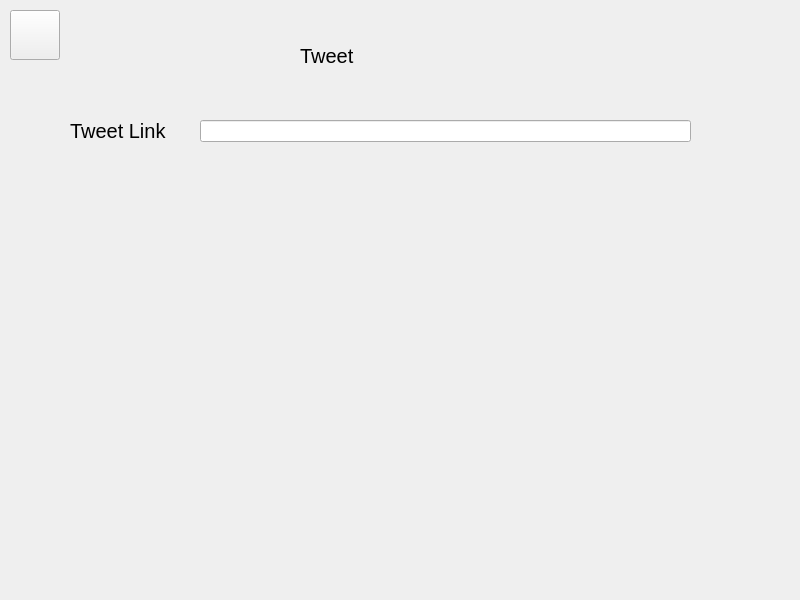
Qt form main.ui (mido-99/Tweety) before a commit.
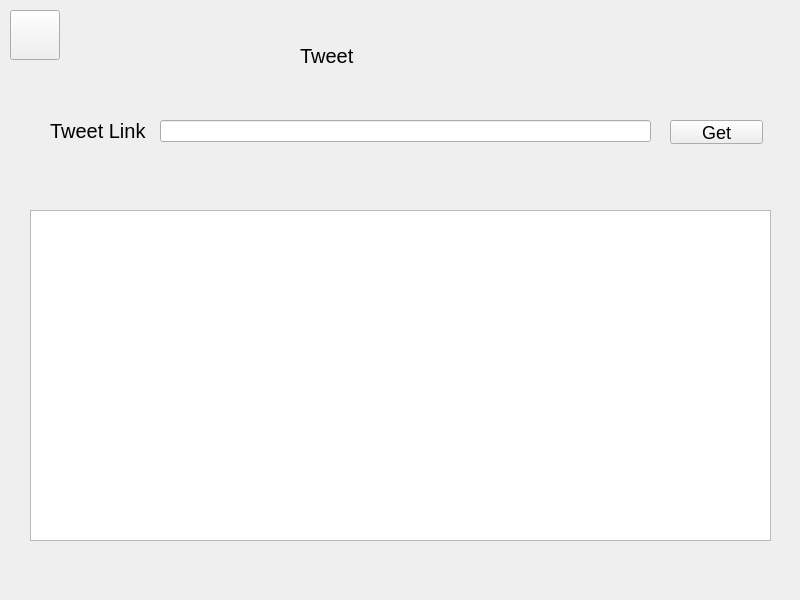
The same form after that commit. The open tabs and pages were chosen to show the change.

Commit message: Loading animation for pages

The edit to the form file:
```diff
--- a/main.ui
+++ b/main.ui
@@ -381,7 +381,7 @@
      <widget class="QLineEdit" name="lineEdit_3">
       <property name="geometry">
        <rect>
-        <x>200</x>
+        <x>160</x>
         <y>120</y>
         <width>491</width>
         <height>22</height>
@@ -391,7 +391,7 @@
      <widget class="QLabel" name="label_3">
       <property name="geometry">
        <rect>
-        <x>70</x>
+        <x>50</x>
         <y>120</y>
         <width>111</width>
         <height>21</height>
@@ -409,6 +409,42 @@
        <string>Tweet Link</string>
       </property>
      </widget>
+     <widget class="QPushButton" name="tweet_btn">
+      <property name="geometry">
+       <rect>
+        <x>670</x>
+        <y>120</y>
+        <width>93</width>
+        <height>24</height>
+       </rect>
+      </property>
+      <property name="text">
+       <string>Get</string>
+      </property>
+     </widget>
+     <widget class="QLabel" name="loading_anim_3">
+      <property name="geometry">
+       <rect>
+        <x>680</x>
+        <y>60</y>
+        <width>80</width>
+        <height>60</height>
+       </rect>
+      </property>
+      <property name="text">
+       <string/>
+      </property>
+     </widget>
+     <widget class="QPlainTextEdit" name="tweets_json_plainEdit_2">
+      <property name="geometry">
+       <rect>
+        <x>30</x>
+        <y>210</y>
+        <width>741</width>
+        <height>331</height>
+       </rect>
+      </property>
+     </widget>
     </widget>
    </widget>
   </widget>
```
Left out of the diff: 46 changed lines with no effect on the pictures. The commit also changes 1 other file.
